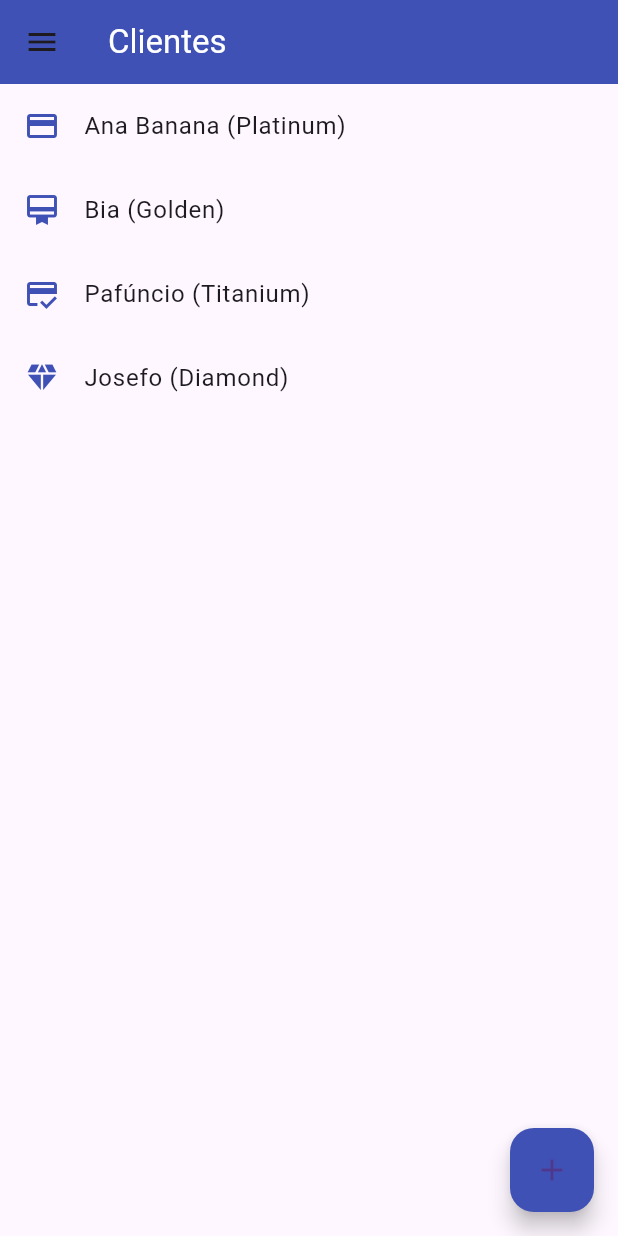
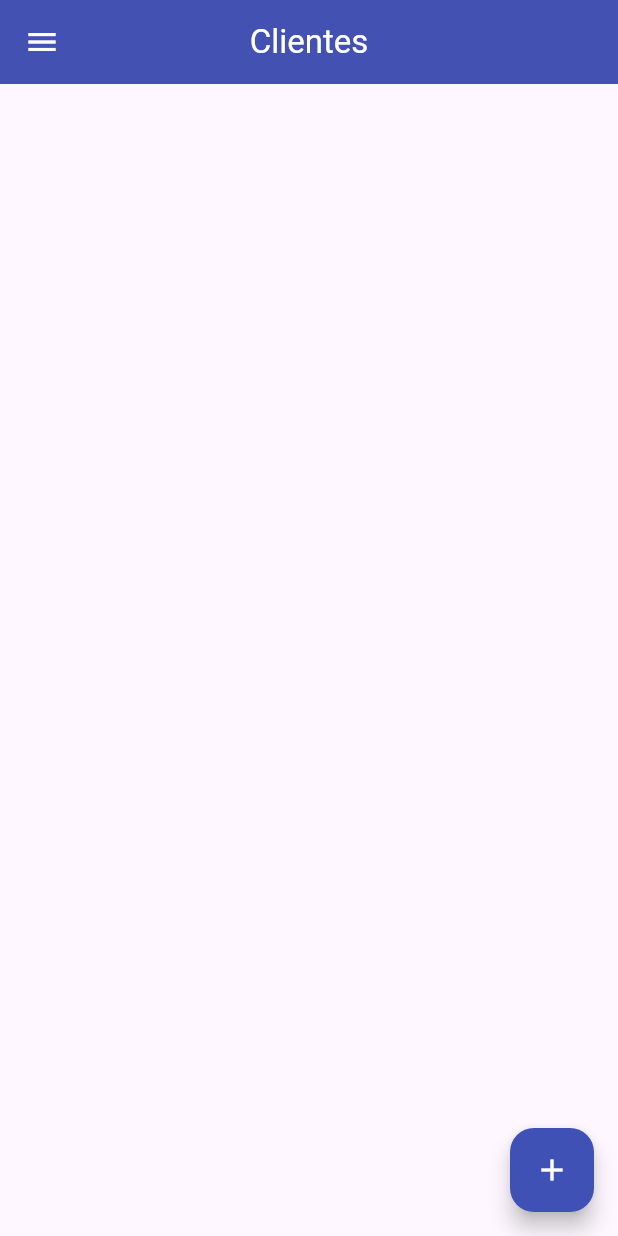
Before and after one commit to cristijung/flutter_managing_states, a Flutter app: the screen it shows after launch, in the side drawer, after a tap on the "add" icon, on a phone screen of 412 x 824 dp. Run offline on Flutter 3.47's test engine with Material 3 defaults, Android fonts, the light colour scheme and no system bars.

Commit message:
quase pronto

```diff
--- a/lib/components/icon_picker.dart
+++ b/lib/components/icon_picker.dart
@@ -32,10 +32,7 @@ Future<IconData?> showIconPicker(
     Icons.radar,
   ];
 
-  // selected icon
-  // the selected icon is highlighed
-  // so it looks different from the others
-  IconData? selectedIcon = defalutIcon;
+ IconData? selectedIcon = defalutIcon;
 
   await showDialog(
       context: context,
@@ -58,7 +55,6 @@ Future<IconData?> showIconPicker(
                 padding: const EdgeInsets.all(10),
                 child: Center(
                   child: IconButton(
-                    // give the selected icon a different color
                     color: selectedIcon == allIcons[index]
                         ? Colors.indigo
                         : Colors.black,
--- a/lib/main.dart
+++ b/lib/main.dart
@@ -1,6 +1,8 @@
 import 'package:flutter/material.dart';
 import 'package:flutter_managing_states/models/clients.dart';
 import 'package:flutter_managing_states/pages/client_types_page.dart';
+import 'models/client_type.dart';
+import 'models/types.dart';
 import 'pages/clients_page.dart';
 import 'package:provider/provider.dart';
 
@@ -10,16 +12,20 @@ import 'package:provider/provider.dart';
 // qualquer widget filho do ChangeNotifier vai ter acesso ao valor que está no pai dele.
 // Importamos um Provider e declaramos também um Provider de clientes estendendo o ChangeNotifier.
 void main() {
-  runApp(
-    ChangeNotifierProvider(
-      create: (context) => Clients(clients: []),
-      child: const MyApp(),
-    ),
-  );
+  runApp(MultiProvider(providers: [
+    ChangeNotifierProvider(create: (context) => Clients(clients: [])),
+    ChangeNotifierProvider(create: (context) => Types(types: [
+      ClientType(name: 'Platinum', icon: Icons.credit_card),
+      ClientType(name: 'Golden', icon: Icons.card_membership),
+      ClientType(name: 'Titanium', icon: Icons.credit_score),
+      ClientType(name: 'Diamond', icon: Icons.diamond),
+    ]))
+  ],
+      child: const MyApp()));
 }
 
 class MyApp extends StatelessWidget {
-  const MyApp({Key? key}) : super(key: key);
+  const MyApp({super.key});
 
   @override
   Widget build(BuildContext context) {
--- a/lib/pages/clients_page.dart
+++ b/lib/pages/clients_page.dart
@@ -1,11 +1,14 @@
 
 import 'package:flutter/material.dart';
 import 'package:flutter_managing_states/models/client_type.dart';
+import 'package:provider/provider.dart';
 import '../components/hamburger_menu.dart';
 import '../models/client.dart';
+import '../models/clients.dart';
+import '../models/types.dart';
 
 class ClientsPage extends StatefulWidget {
-  const ClientsPage({super.key, required this.title});
+  const ClientsPage({Key? key, required this.title}) : super(key: key);
   final String title;
 
   @override
@@ -14,44 +17,40 @@ class ClientsPage extends StatefulWidget {
 
 class _ClientsPageState extends State<ClientsPage> {
 
-  List<Client> clients = [
-    Client(name: 'Ana Banana', email: 'ana.banana@email.com', type: ClientType(name: 'Platinum', icon: Icons.credit_card)),
-    Client(name: 'Bia', email: 'bia@email.com', type: ClientType(name: 'Golden', icon: Icons.card_membership)),
-    Client(name: 'Pafúncio', email: 'pafuncio@email.com', type: ClientType(name: 'Titanium', icon: Icons.credit_score)),
-    Client(name: 'Josefo', email: 'josefo@email.com', type: ClientType(name: 'Diamond', icon: Icons.diamond)),
-  ];
-
-  List<ClientType> types = [
-    ClientType(name: 'Platinum', icon: Icons.credit_card),
-    ClientType(name: 'Golden', icon: Icons.card_membership),
-    ClientType(name: 'Titanium', icon: Icons.credit_score),
-    ClientType(name: 'Diamond', icon: Icons.diamond),
-  ];
-
   @override
   Widget build(BuildContext context) {
 
     return Scaffold(
       appBar: AppBar(
-        title: Text(widget.title, style: const TextStyle(color: Colors.white)),
-    backgroundColor: Colors.indigo,
+        backgroundColor: Colors.indigo, // Cor de fundo Indigo
+        title: Text(
+          widget.title,
+          style: const TextStyle(
+            color: Colors.white, // Cor do texto branca
+          ),
+        ),
+        iconTheme: const IconThemeData(color: Colors.white), // Cor do ícone do menu hambúrguer branca
+        centerTitle: true, // Centraliza o título (opcional)
+        elevation: 4, // Sombra suave (opcional)
       ),
       drawer: const HamburgerMenu(),
-      body: ListView.builder(
-        itemCount: clients.length,
+      body: Consumer<Clients>(
+        builder: (BuildContext context, Clients list, Widget? widget) {
+          return ListView.builder(
+            itemCount: list.clients.length,
             itemBuilder: (context, index) {
               return Dismissible(
                 key: UniqueKey(),
                 background: Container(color: Colors.red),
                 child: ListTile(
-              leading: Icon(clients[index].type.icon),
-              title: Text(clients[index].name + ' ('+ clients[index].type.name + ')'),
+                  leading: Icon(list.clients[index].type.icon),
+                  title: Text(list.clients[index].name + ' ('+ list.clients[index].type.name + ')'),
                   iconColor: Colors.indigo,
                 ),
                 onDismissed: (direction) {
-              setState(() {
-                clients.removeAt(index);
-              });
+                  list.remove(index);
+                },
+              );
             },
           );
         },
@@ -60,7 +59,7 @@ class _ClientsPageState extends State<ClientsPage> {
         backgroundColor: Colors.indigo,
         onPressed: (){createType(context);},
         tooltip: 'Add Tipo',
-        child: const Icon(Icons.add),
+        child: const Icon(Icons.add, color: Colors.white,),
       ),
     );
   }
@@ -68,7 +67,8 @@ class _ClientsPageState extends State<ClientsPage> {
   void createType(context) {
     TextEditingController nomeInput = TextEditingController();
     TextEditingController emailInput = TextEditingController();
-    ClientType dropdownValue = types[0];
+    Types listTypes = Provider.of<Types>(context, listen: false);
+    ClientType dropdownValue = listTypes.types[0];
 
     showDialog(
         context: context,
@@ -113,7 +113,7 @@ class _ClientsPageState extends State<ClientsPage> {
                             dropdownValue = newValue as ClientType;
                           });
                         },
-                            items: types.map((ClientType type) {
+                        items: listTypes.types.map((ClientType type) {
                           return DropdownMenuItem<ClientType>(
                             value: type,
                             child: Text(type.name),
@@ -126,17 +126,18 @@ class _ClientsPageState extends State<ClientsPage> {
               ),
             ),
             actions: [
-                  TextButton(
+              Consumer<Clients>(
+                  builder: (BuildContext context, Clients list, Widget? widget) {
+                    return TextButton(
                         child: const Text("Salvar"),
                         onPressed: () async {
-                        setState(() {
-                          clients.add(Client(name: nomeInput.text, email: emailInput.text, type: dropdownValue));
-                        });
+                          list.add(Client(name: nomeInput.text, email: emailInput.text, type: dropdownValue));
                           Navigator.pop(context);
                         }
-                  ),
+                    );
+                  }),
               TextButton(
-                    child: const Text("Calcelar"),
+                  child: const Text("Cancelar"),
                   onPressed: () {
                     Navigator.pop(context);
                   }
```
Also changed, not shown: lib/pages/client_types_page.dart (+34 -34 lines), 1 other file. Lines whose indentation alone changed are shown as unchanged.
